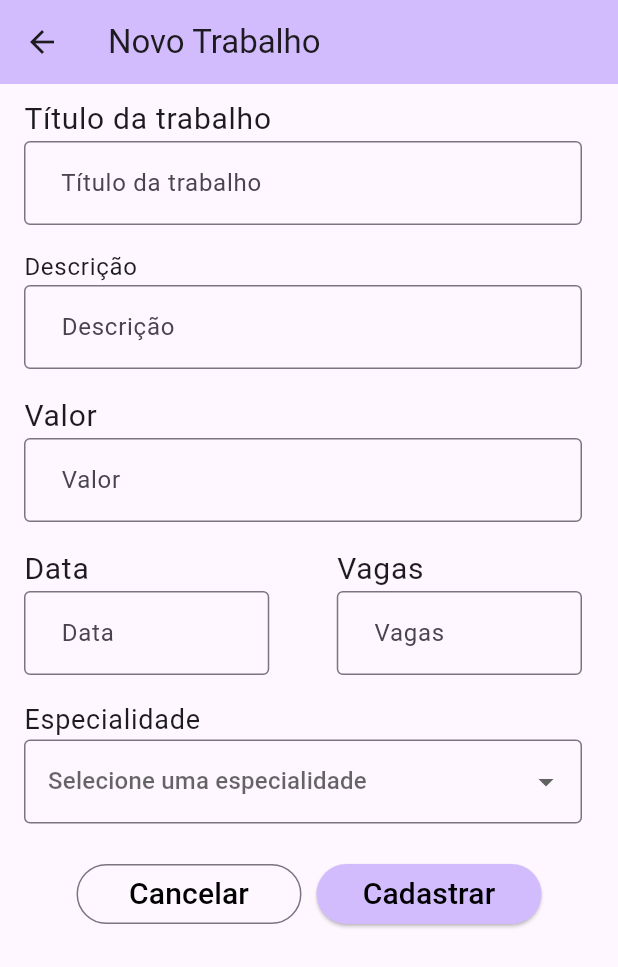
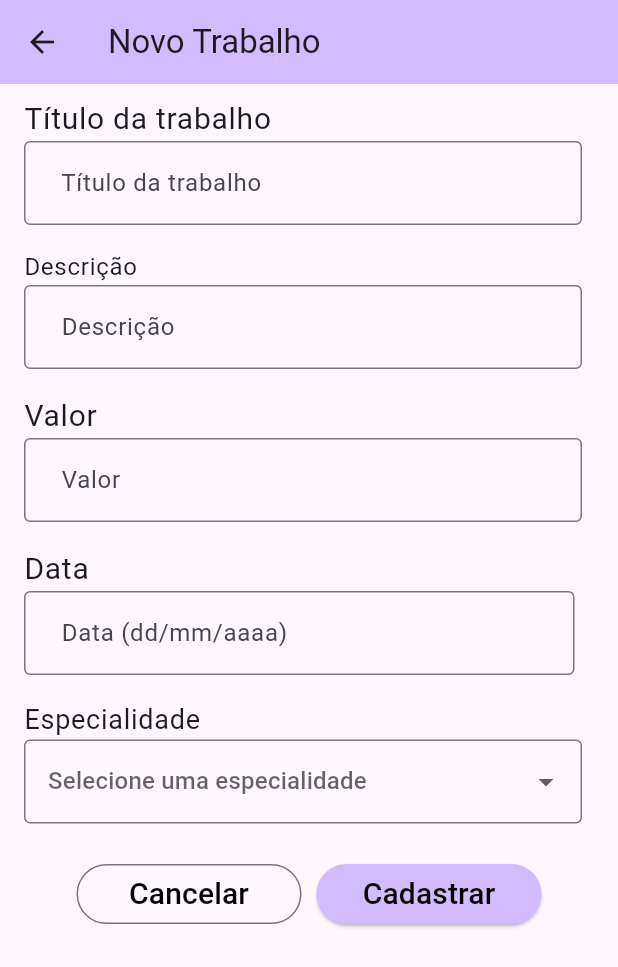
Before and after one commit to rsprenata/Luna, a Flutter app: the ManterVagaPage screen opened by its route, on a phone screen of 412 x 824 dp. Shown: the top 967 px of the screen. Run offline on Flutter 3.47's test engine with Material 3 defaults, Android fonts, the phone set to English and light mode, and no system bars; our stand-ins replace shared_preferences; missing offline and left inert: dart:ffi; accounts and stored records are empty.

Commit message:
mascara data

```diff
--- a/lib/view/vaga/manter_vaga.dart
+++ b/lib/view/vaga/manter_vaga.dart
@@ -15,6 +15,7 @@ import 'package:luna/routes/routes.dart';
 import 'package:luna/widgets/drawer.dart';
 import 'package:flutter/material.dart';
 import 'package:provider/provider.dart';
+import 'dataFormatter.dart';
 //import 'package:mask_text_input_formatter/mask_text_input_formatter.dart';
 
 class ManterVagaPage extends StatefulWidget {
@@ -214,46 +215,35 @@ class _ManterVagaPageState extends State<ManterVagaPage> {
                     subtitle: TextFormField(
                       decoration: const InputDecoration(
                         border: OutlineInputBorder(
-                            borderRadius: BorderRadius.all(Radius.circular(4))),
-                        hintText: '  Data',
+                          borderRadius: BorderRadius.all(Radius.circular(4)),
+                        ),
+                        hintText: '  Data (dd/mm/aaaa)',
                       ),
                       validator: (value) {
-                      if (value == null || value.isEmpty) {
-                        return 'Campo inválido'; // Mensagem de erro se o campo estiver vazio
-                      }
-                      return null; // Retorne null se a validação for bem-sucedida
-                    },
+                        if (value == null || value.isEmpty) {
+                          return 'Campo inválido'; // Mensagem de erro se o campo estiver vazio
+                        }
+
+                        // Verificar se a data está no formato correto
+                        String datePattern = r'^\d{2}/\d{2}/\d{4}$';
+                        RegExp regex = RegExp(datePattern);
+                        if (!regex.hasMatch(value)) {
+                          return 'Data inválida';
+                        }
+                        return null;
+                      },
                       controller: _dataController,
-                    ),
-                  ),
-                ),
-                const SizedBox(
-                  width: 5,
-                ),
-                Expanded(
-                  child: ListTile(
-                    title: const Text('Vagas', style: TextStyle(fontSize: 20)),
-                    subtitle: TextFormField(
-                      decoration: const InputDecoration(
-                        border: OutlineInputBorder(
-                            borderRadius: BorderRadius.all(Radius.circular(4))),
-                        hintText: '  Vagas',
-                      ),
-                      validator: (value) {
-                      if (value == null || value.isEmpty) {
-                        return 'Campo inválido'; // Mensagem de erro se o campo estiver vazio
-                      }
-                      return null; // Retorne null se a validação for bem-sucedida
-                    },
-                      controller: _qtdVagasController,
                       keyboardType: TextInputType.number,
                       inputFormatters: [
-                        FilteringTextInputFormatter.digitsOnly,
+                        DateInputFormatter(),
                       ],
                     ),
                   ),
                 ),
+                const SizedBox(width: 5),
+                // Outros campos continuam aqui...
               ],
+
             ),
             Row(
               children: [
```
Also changed, not shown: lib/view/vaga/dataFormatter.dart (added, +41 -0 lines).
